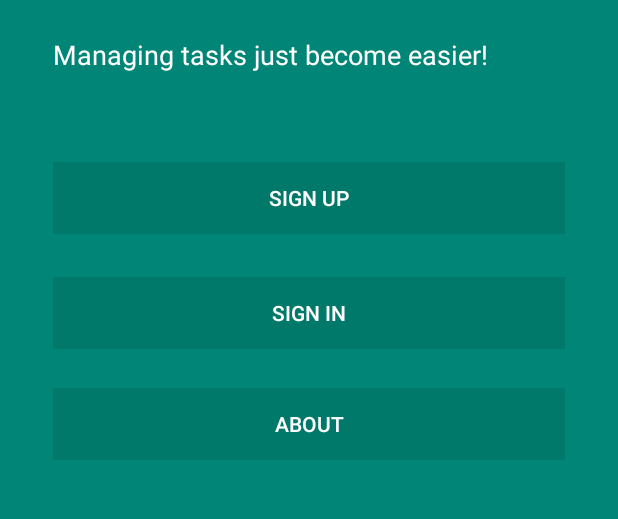
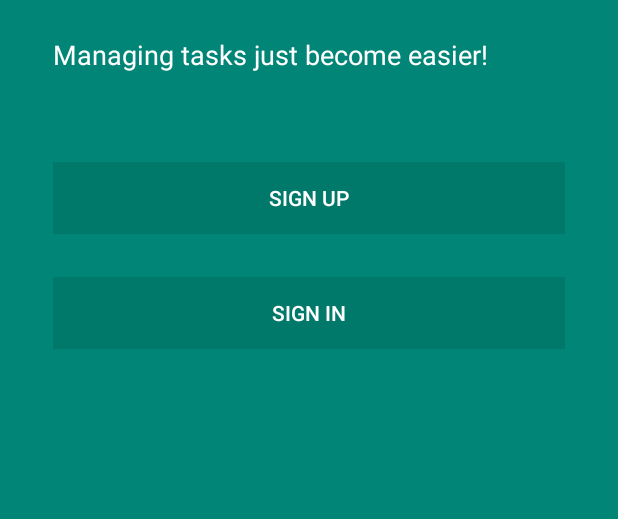
Before and after one commit to ucsdCSE110wi16/CSE110M260T16, an Android app: the screen it shows after launch (MainActivity), on a phone screen of 412 x 824 dp, the part 245-764 px from its top. Run offline under Robolectric (Android 15) with nearby library versions, the phone set to English and light mode, and no system bars; libraries missing offline, so code that uses them is left out: com.parse; 2 statements that could not run were skipped.

Commit message:
remove about

```diff
--- a/CSE110TaskList/app/src/main/java/com/example/stevenzheng/cse110tasklist/MainActivity.java
+++ b/CSE110TaskList/app/src/main/java/com/example/stevenzheng/cse110tasklist/MainActivity.java
@@ -74,10 +74,5 @@ public class MainActivity extends AppCompatActivity {
             Intent i = new Intent(this, SignUp.class);
             startActivity(i);
         }
-        else if (v.getId() == R.id.B_about) {
-            Intent i = new Intent(this, About.class);
-            startActivity(i);
-        }
-
     }
 }
--- a/CSE110TaskList/app/src/main/res/layout/content_main.xml
+++ b/CSE110TaskList/app/src/main/res/layout/content_main.xml
@@ -63,19 +63,5 @@
             android:layout_alignStart="@+id/B_signUp"
             android:layout_marginTop="-75dp" />
 
-        <Button
-            android:layout_width="fill_parent"
-            android:layout_height="wrap_content"
-            android:text="ABOUT"
-            android:id="@+id/B_about"
-            android:onClick="onButtonClick"
-            android:background="@drawable/ripple"
-            android:textColor="#ffffff"
-            style="?android:attr/borderlessButtonStyle"
-            android:layout_marginBottom="38dp"
-            android:layout_above="@+id/B_signUp"
-            android:layout_alignLeft="@+id/B_signUp"
-            android:layout_alignStart="@+id/B_signUp"
-            android:layout_marginTop="-12dp" />
     </LinearLayout>
 </RelativeLayout>
```
